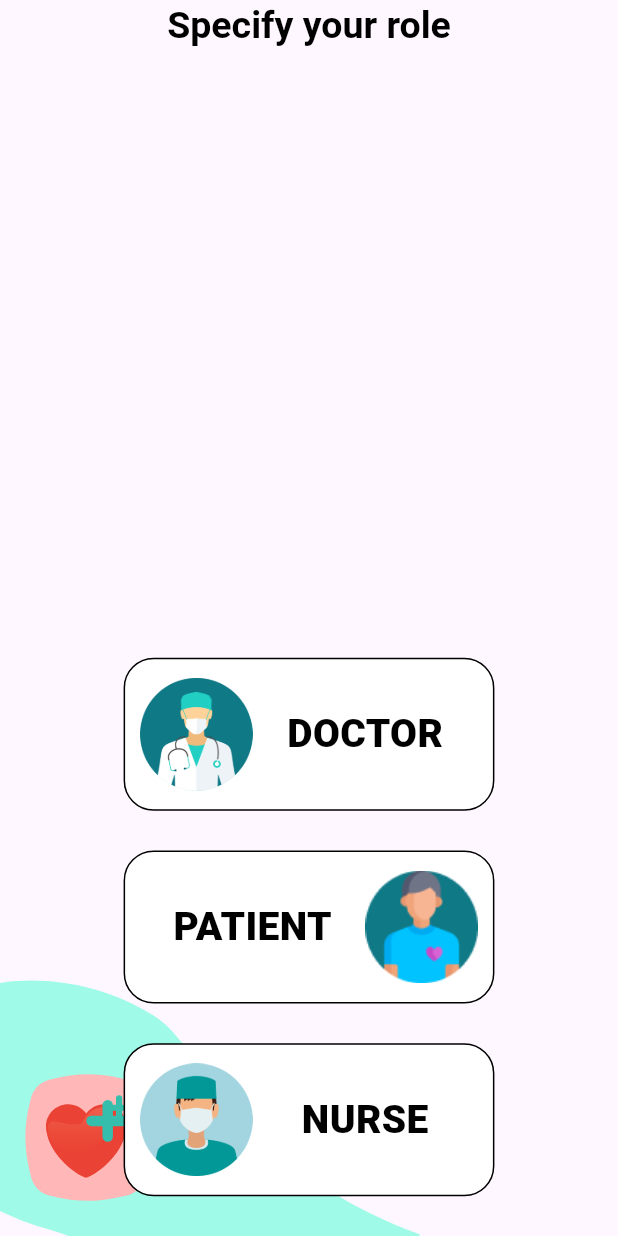
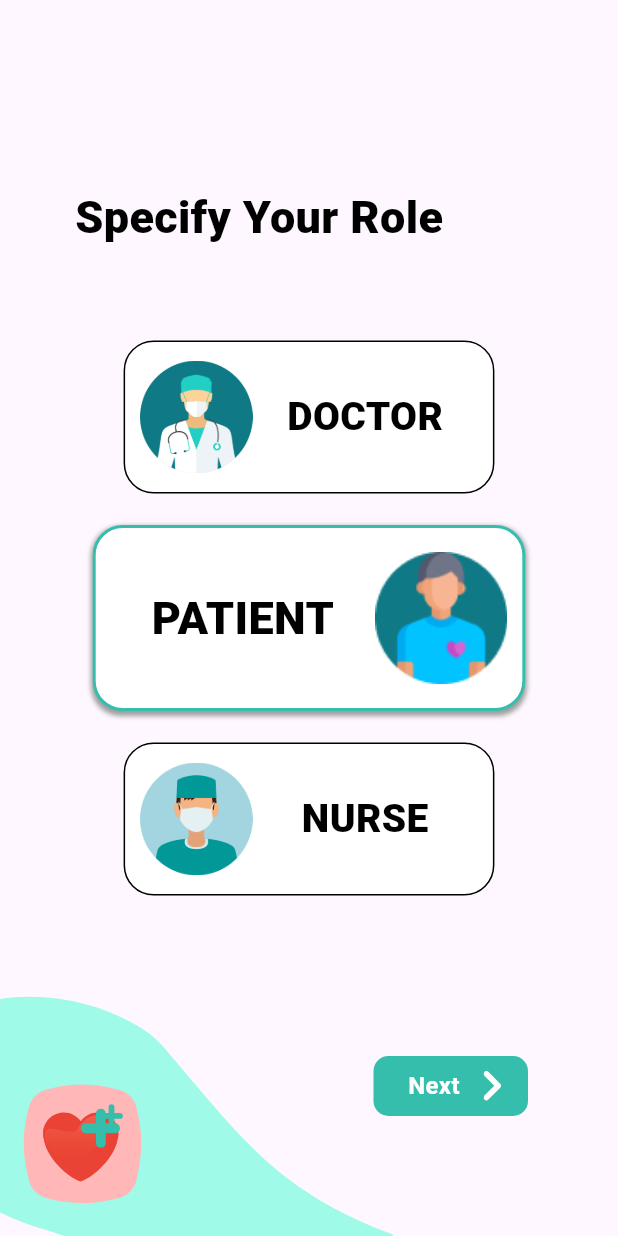
Before and after one commit to dhwanish-3/Heartless, a Flutter app: the ChooseUserPage screen opened directly, on a phone screen of 412 x 824 dp. Run offline on Flutter 3.47's test engine with Material 3 defaults, Android fonts, the light colour scheme and no system bars; our stand-ins replace cloud_firestore, firebase_auth, firebase_core, flutter_svg, fluttertoast, google_sign_in and 3 more; accounts and stored records are empty.

Commit message:
Selecting User Type Page done

```diff
--- a/lib/pages/auth/choose_user_type.dart
+++ b/lib/pages/auth/choose_user_type.dart
@@ -1,5 +1,8 @@
 import 'package:flutter/material.dart';
 import "package:flutter_svg/svg.dart";
+import 'package:heartless/main.dart';
+import 'package:heartless/shared/provider/widget_provider.dart';
+import 'package:heartless/widgets/right_trailing_button.dart';
 import 'package:heartless/widgets/user_type.dart';
 
 class ChooseUserPage extends StatelessWidget {
@@ -7,6 +10,8 @@ class ChooseUserPage extends StatelessWidget {
 
   @override
   Widget build(BuildContext context) {
+    WidgetNotifier widgetNotifier =
+        Provider.of<WidgetNotifier>(context, listen: false);
     double height = MediaQuery.of(context).size.height;
     return Scaffold(
       body: Stack(
@@ -18,19 +23,35 @@ class ChooseUserPage extends StatelessWidget {
             left: 0,
             child: SvgPicture.asset(
               'assets/illustrations/LftBtmDsgnElmt.svg',
-              height: 220,
+              height: height * 0.25,
             ),
           ),
-          Column(
-            children: [
-              Expanded(
-                flex: 1,
-                child: Text('Specify your role',
-                    style: Theme.of(context).textTheme.headlineMedium),
-              ),
-              const Expanded(flex: 1, child: UserType()),
-            ],
+          Positioned(
+              top: height * 0.15,
+              left: 50,
+              child: const Text(
+                'Specify Your Role',
+                textAlign: TextAlign.start,
+                style: TextStyle(
+                  fontSize: 30,
+                  fontWeight: FontWeight.w800,
+                ),
+              )),
+          Positioned(
+            top: height * 0.25,
+            child: UserTypeWidget(
+              userType: widgetNotifier.userType,
+            ),
           ),
+          Positioned(
+            bottom: 80,
+            right: 60,
+            child: GestureDetector(
+                onTap: () {
+                  // todo
+                },
+                child: const RightButton(text: 'Next')),
+          )
         ],
       ),
     );
--- a/lib/shared/provider/widget_provider.dart
+++ b/lib/shared/provider/widget_provider.dart
@@ -1,4 +1,5 @@
 import 'package:flutter/material.dart';
+import 'package:heartless/shared/models/app_user.dart';
 
 class WidgetNotifier with ChangeNotifier {
   // for circular progress indicator
@@ -24,4 +25,11 @@ class WidgetNotifier with ChangeNotifier {
     _emailPhoneToggle = !_emailPhoneToggle;
     notifyListeners();
   }
+
+  UserType _userType = UserType.patient;
+  UserType get userType => _userType;
+  void setUserType(UserType userType) {
+    _userType = userType;
+    notifyListeners();
+  }
 }
--- a/lib/widgets/single_user_type.dart
+++ b/lib/widgets/single_user_type.dart
@@ -15,26 +15,26 @@ class SingleUserType extends StatelessWidget {
     double imageHeight = isSelected ? 100 : 80;
     double fontSize = isSelected ? 30 : 26;
     final String imageUrl = type == 1
-        ? 'assets/Icons/doctor.png'
+        ? 'assets/Icons/patient.png'
         : type == 2
-            ? 'assets/Icons/patient.png'
+            ? 'assets/Icons/nurse.png'
             : type == 3
-                ? 'assets/Icons/nurse.png'
+                ? 'assets/Icons/doctor.png'
                 : 'assets/Icons/doctor.png';
 
     final String value = type == 1
-        ? 'DOCTOR'
+        ? 'PATIENT'
         : type == 2
-            ? 'PATIENT'
+            ? 'NURSE'
             : type == 3
-                ? 'NURSE'
+                ? 'DOCTOR'
                 : 'DOCTOR';
 
     return Container(
         width: containerWidth,
         padding: const EdgeInsets.all(10),
         decoration: BoxDecoration(
-          color: Colors.white,
+          color: Theme.of(context).canvasColor,
           borderRadius: BorderRadius.circular(20),
           border: isSelected
               ? Border.all(color: Constants.primaryColor, width: 2)
@@ -45,14 +45,14 @@ class SingleUserType extends StatelessWidget {
                     color: Colors.grey,
                     offset: Offset(0, 2),
                     blurRadius: 2,
-                    spreadRadius: 2,
+                    spreadRadius: 1,
                   ),
                 ]
               : null,
         ),
         child:
             Row(mainAxisAlignment: MainAxisAlignment.spaceBetween, children: [
-          type != 2
+          type != 1
               ? Expanded(
                   flex: 1,
                   child: Container(
@@ -74,11 +74,11 @@ class SingleUserType extends StatelessWidget {
               style: TextStyle(
                 fontSize: fontSize,
                 fontWeight: FontWeight.w800,
-                color: Colors.black,
+                color: Theme.of(context).shadowColor,
               ),
             ),
           ),
-          type == 2
+          type == 1
               ? Expanded(
                   flex: 1,
                   child: Container(
--- a/lib/widgets/user_type.dart
+++ b/lib/widgets/user_type.dart
@@ -1,19 +1,20 @@
 import 'package:flutter/material.dart';
 import 'package:heartless/shared/constants.dart';
+import 'package:heartless/shared/models/app_user.dart';
 import 'package:heartless/widgets/single_user_type.dart';
 
-class UserType extends StatefulWidget {
-  const UserType({
+class UserTypeWidget extends StatefulWidget {
+  UserType userType;
+  UserTypeWidget({
     super.key,
+    required this.userType,
   });
 
   @override
   _UserTypeState createState() => _UserTypeState();
 }
 
-class _UserTypeState extends State<UserType> {
-  int selectedItemId = 0;
-
+class _UserTypeState extends State<UserTypeWidget> {
   @override
   Widget build(BuildContext context) {
     return Container(
@@ -23,21 +24,21 @@ class _UserTypeState extends State<UserType> {
         crossAxisAlignment: CrossAxisAlignment.center,
         mainAxisAlignment: MainAxisAlignment.spaceEvenly,
         children: [
-          buildItem(1),
-          buildItem(2),
-          buildItem(3),
+          buildItem(UserType.doctor),
+          buildItem(UserType.patient),
+          buildItem(UserType.nurse),
         ],
       ),
     );
   }
 
-  Widget buildItem(int itemId) {
-    final isSelected = selectedItemId == itemId;
+  Widget buildItem(UserType userType) {
+    final isSelected = widget.userType == userType;
 
     return GestureDetector(
       onTap: () {
         setState(() {
-          selectedItemId = itemId;
+          widget.userType = userType;
         });
       },
       child: AnimatedContainer(
@@ -45,7 +46,7 @@ class _UserTypeState extends State<UserType> {
           curve: Curves.easeInOut,
           // height: isSelected ? 300 : 200,
           child: SingleUserType(
-            type: itemId,
+            type: userType.index + 1,
             isSelected: isSelected,
           )),
     );
```
